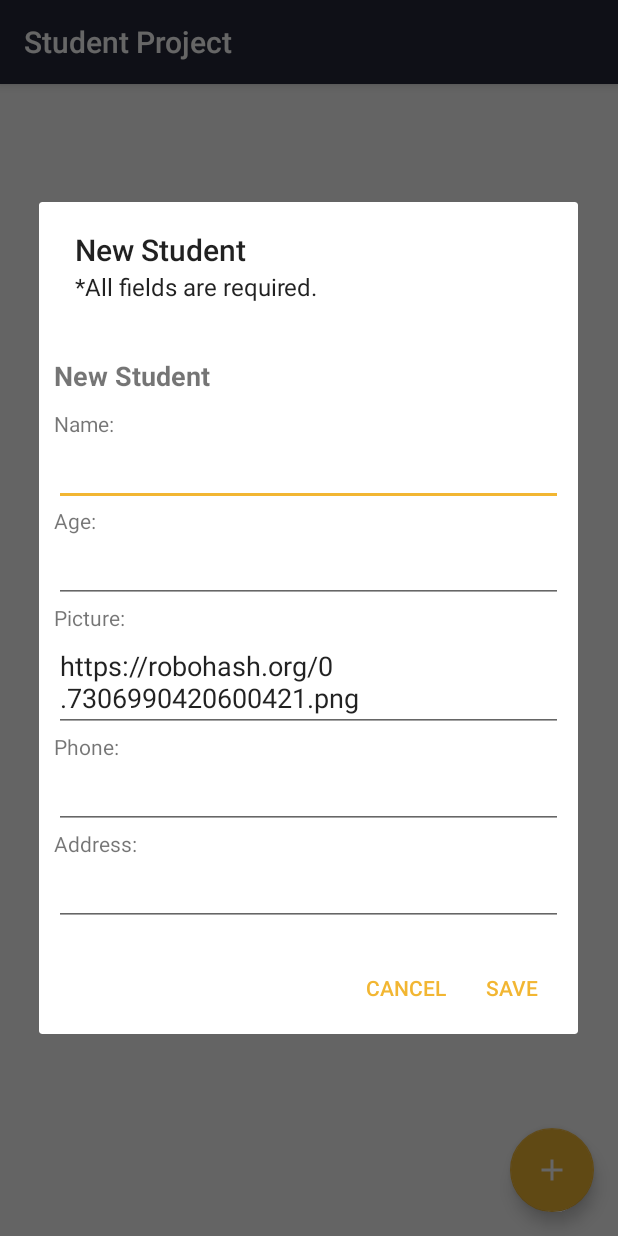
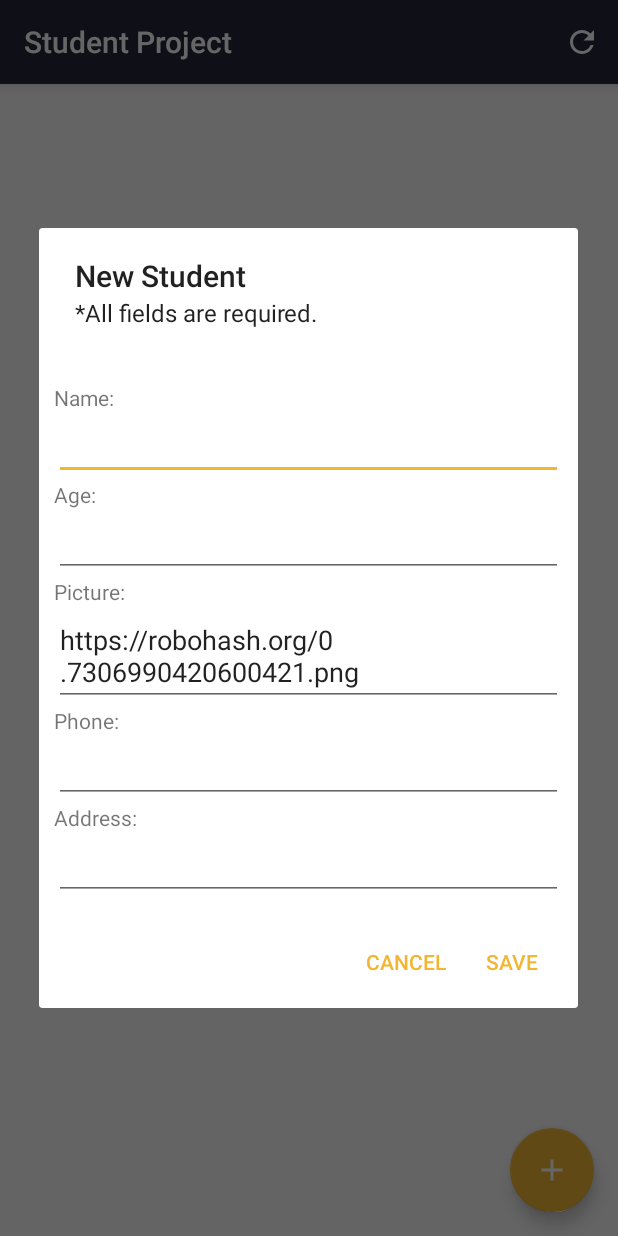
Before and after one commit to lucas-mdo/StudentProject, an Android app: the screen it shows after launch (MainActivity), after a tap on an icon or button, on a phone screen of 412 x 824 dp. Run offline under Robolectric (Android 15) with nearby library versions, the phone set to English and light mode, and no system bars; our stand-ins replace ButterKnife; libraries missing offline, so code that uses them is left out: com.mobsandgeeks.saripaar; 2 statements that could not run were skipped.

Commit message:
Removed title from xml (added in java code).

```diff
--- a/app/src/main/res/layout/dialog_add_student.xml
+++ b/app/src/main/res/layout/dialog_add_student.xml
@@ -9,16 +9,6 @@
         android:layout_height="match_parent"
         android:orientation="vertical"
         android:padding="10dp">
-
-        <!-- Title -->
-        <TextView
-            android:layout_width="wrap_content"
-            android:layout_height="wrap_content"
-            android:paddingBottom="10dp"
-            android:textSize="18sp"
-            android:textStyle="bold"
-            android:text="New Student"
-            />
 
         <!-- Label Name -->
         <TextView
```
